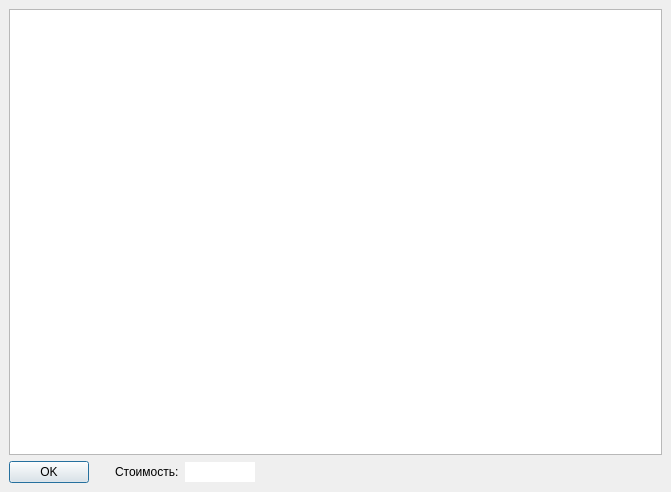
This is src/ui/pricedialog.ui in alex-krutikov/sklad as Qt 5 draws it before an edit. The edited form follows.
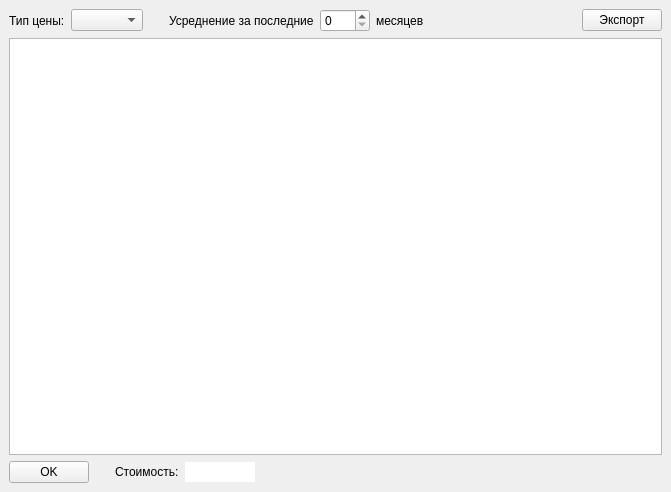
This is the edited form.

Commit message: Доработан расчет цены.

Diff of the .ui file:
```diff
--- a/src/ui/pricedialog.ui
+++ b/src/ui/pricedialog.ui
@@ -1,7 +1,7 @@
 <ui version="4.0" >
  <class>PriceDialog</class>
- <widget class="QDialog" name="PriceDialog" >
-  <property name="geometry" >
+ <widget class="QDialog" name="PriceDialog">
+  <property name="geometry">
    <rect>
     <x>0</x>
     <y>0</y>
@@ -9,61 +9,141 @@
     <height>492</height>
    </rect>
   </property>
-  <property name="windowTitle" >
+  <property name="windowTitle">
    <string>Dialog</string>
   </property>
-  <layout class="QVBoxLayout" >
-   <property name="spacing" >
+  <layout class="QVBoxLayout">
+   <property name="spacing">
     <number>6</number>
    </property>
-   <property name="leftMargin" >
+   <property name="leftMargin">
     <number>9</number>
    </property>
-   <property name="topMargin" >
+   <property name="topMargin">
     <number>9</number>
    </property>
-   <property name="rightMargin" >
+   <property name="rightMargin">
     <number>9</number>
    </property>
-   <property name="bottomMargin" >
+   <property name="bottomMargin">
     <number>9</number>
    </property>
    <item>
-    <widget class="QTableWidget" name="tw" />
+    <layout class="QHBoxLayout" name="horizontalLayout">
+     <item>
+      <widget class="QLabel" name="label_4">
+       <property name="text">
+        <string>Тип цены:</string>
+       </property>
+      </widget>
+     </item>
+     <item>
+      <widget class="QComboBox" name="cb_price_type"/>
+     </item>
+     <item>
+      <spacer name="horizontalSpacer_2">
+       <property name="orientation">
+        <enum>Qt::Horizontal</enum>
+       </property>
+       <property name="sizeType">
+        <enum>QSizePolicy::Fixed</enum>
+       </property>
+       <property name="sizeHint" stdset="0">
+        <size>
+         <width>20</width>
+         <height>20</height>
+        </size>
+       </property>
+      </spacer>
+     </item>
+     <item>
+      <widget class="QLabel" name="label_2">
+       <property name="text">
+        <string>Усреднение за последние</string>
+       </property>
+      </widget>
+     </item>
+     <item>
+      <widget class="QSpinBox" name="sb_price_months">
+       <property name="minimumSize">
+        <size>
+         <width>50</width>
+         <height>0</height>
+        </size>
+       </property>
+      </widget>
+     </item>
+     <item>
+      <widget class="QLabel" name="label_3">
+       <property name="text">
+        <string>месяцев</string>
+       </property>
+      </widget>
+     </item>
+     <item>
+      <spacer name="horizontalSpacer">
+       <property name="orientation">
+        <enum>Qt::Horizontal</enum>
+       </property>
+       <property name="sizeHint" stdset="0">
+        <size>
+         <width>40</width>
+         <height>20</height>
+        </size>
+       </property>
+      </spacer>
+     </item>
+     <item>
+      <widget class="QPushButton" name="pb_export">
+       <property name="text">
+        <string>Экспорт</string>
+       </property>
+       <property name="autoDefault">
+        <bool>false</bool>
+       </property>
+      </widget>
+     </item>
+    </layout>
    </item>
    <item>
-    <layout class="QHBoxLayout" >
-     <property name="spacing" >
+    <widget class="QTableWidget" name="tw"/>
+   </item>
+   <item>
+    <layout class="QHBoxLayout">
+     <property name="spacing">
       <number>6</number>
      </property>
-     <property name="leftMargin" >
+     <property name="leftMargin">
       <number>0</number>
      </property>
-     <property name="topMargin" >
+     <property name="topMargin">
       <number>0</number>
      </property>
-     <property name="rightMargin" >
+     <property name="rightMargin">
       <number>0</number>
      </property>
-     <property name="bottomMargin" >
+     <property name="bottomMargin">
       <number>0</number>
      </property>
      <item>
-      <widget class="QPushButton" name="pb_ok" >
-       <property name="text" >
+      <widget class="QPushButton" name="pb_ok">
+       <property name="text">
         <string>OK</string>
        </property>
+       <property name="autoDefault">
+        <bool>false</bool>
+       </property>
       </widget>
      </item>
      <item>
       <spacer>
-       <property name="orientation" >
+       <property name="orientation">
         <enum>Qt::Horizontal</enum>
        </property>
-       <property name="sizeType" >
+       <property name="sizeType">
         <enum>QSizePolicy::Fixed</enum>
        </property>
-       <property name="sizeHint" >
+       <property name="sizeHint" stdset="0">
         <size>
          <width>20</width>
          <height>20</height>
@@ -72,37 +152,37 @@
       </spacer>
      </item>
      <item>
-      <widget class="QLabel" name="label" >
-       <property name="text" >
+      <widget class="QLabel" name="label">
+       <property name="text">
         <string>Стоимость:</string>
        </property>
       </widget>
      </item>
      <item>
-      <widget class="QLineEdit" name="le1" >
-       <property name="maximumSize" >
+      <widget class="QLineEdit" name="le1">
+       <property name="maximumSize">
         <size>
          <width>70</width>
          <height>16777215</height>
         </size>
        </property>
-       <property name="frame" >
+       <property name="frame">
         <bool>false</bool>
        </property>
-       <property name="alignment" >
+       <property name="alignment">
         <set>Qt::AlignRight</set>
        </property>
-       <property name="readOnly" >
+       <property name="readOnly">
         <bool>true</bool>
        </property>
       </widget>
      </item>
      <item>
       <spacer>
-       <property name="orientation" >
+       <property name="orientation">
         <enum>Qt::Horizontal</enum>
        </property>
-       <property name="sizeHint" >
+       <property name="sizeHint" stdset="0">
         <size>
          <width>40</width>
          <height>20</height>
```
Left out of the diff: 11 changed lines with no effect on the pictures. The commit also changes 3 other files.
